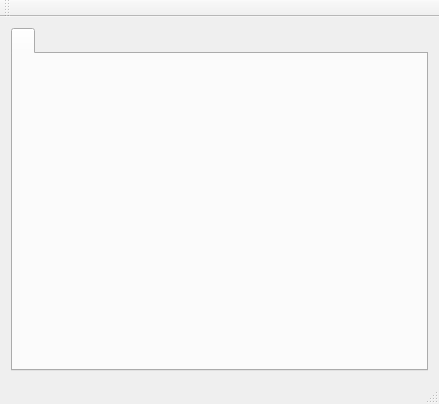
Qt form src/gui/mainwindow.ui (dmtmalin/LedBillboard) before a commit.
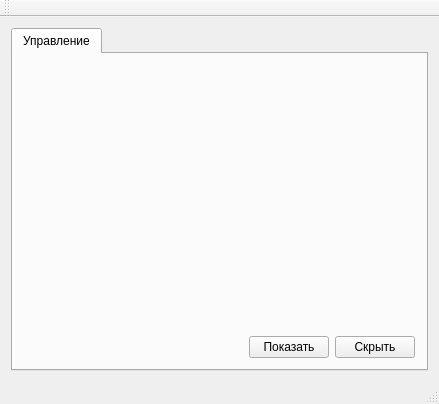
The same form after that commit.

The edit to the form file:
```diff
--- a/src/gui/mainwindow.ui
+++ b/src/gui/mainwindow.ui
@@ -14,13 +14,65 @@
    <string>MainWindow</string>
   </property>
   <widget class="QWidget" name="centralWidget">
-   <layout class="QVBoxLayout" name="verticalLayout">
+   <layout class="QHBoxLayout" name="horizontalLayout">
     <item>
      <widget class="QTabWidget" name="tabWidget">
       <widget class="QWidget" name="tabWidgetPage1" native="true">
        <attribute name="title">
-        <string/>
+        <string>Управление</string>
        </attribute>
+       <layout class="QHBoxLayout" name="horizontalLayout_2">
+        <item>
+         <layout class="QGridLayout" name="gridLayout">
+          <item row="0" column="0">
+           <spacer name="verticalSpacer">
+            <property name="orientation">
+             <enum>Qt::Vertical</enum>
+            </property>
+            <property name="sizeHint" stdset="0">
+             <size>
+              <width>20</width>
+              <height>40</height>
+             </size>
+            </property>
+           </spacer>
+          </item>
+          <item row="1" column="1">
+           <widget class="QPushButton" name="buttonShowBoard">
+            <property name="text">
+             <string>Показать</string>
+            </property>
+           </widget>
+          </item>
+          <item row="1" column="2">
+           <widget class="QPushButton" name="buttonHideBoard">
+            <property name="maximumSize">
+             <size>
+              <width>100</width>
+              <height>16777215</height>
+             </size>
+            </property>
+            <property name="text">
+             <string>Скрыть</string>
+            </property>
+           </widget>
+          </item>
+          <item row="1" column="0">
+           <spacer name="horizontalSpacer">
+            <property name="orientation">
+             <enum>Qt::Horizontal</enum>
+            </property>
+            <property name="sizeHint" stdset="0">
+             <size>
+              <width>40</width>
+              <height>20</height>
+             </size>
+            </property>
+           </spacer>
+          </item>
+         </layout>
+        </item>
+       </layout>
       </widget>
      </widget>
     </item>
```
Left out of the diff: 2 changed lines with no effect on the pictures.
